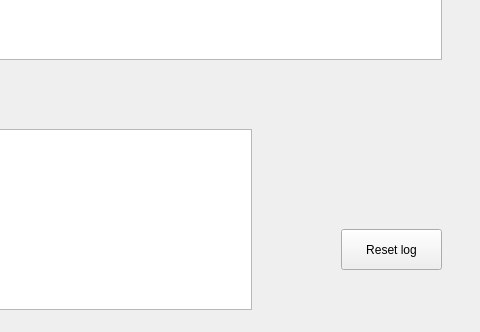
Qt form POML060_v1/stimulatorlogwindow.ui (viniltc/POML060) before a commit; both pictures show x 159 to 639 and y 261 to 593 of the 639 by 593 pixel window.
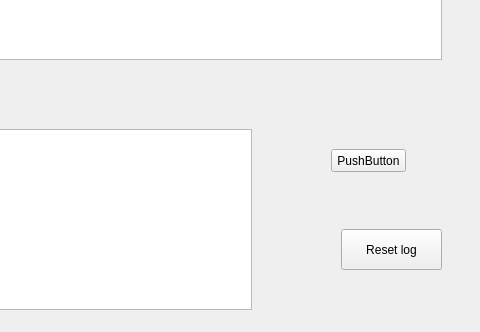
The same form after that commit.

The edit to the form file:
```diff
--- a/POML060_v1/stimulatorlogwindow.ui
+++ b/POML060_v1/stimulatorlogwindow.ui
@@ -95,6 +95,19 @@
     <string>Summary</string>
    </property>
   </widget>
+  <widget class="QPushButton" name="pushButton_2">
+   <property name="geometry">
+    <rect>
+     <x>490</x>
+     <y>410</y>
+     <width>75</width>
+     <height>23</height>
+    </rect>
+   </property>
+   <property name="text">
+    <string>PushButton</string>
+   </property>
+  </widget>
  </widget>
  <resources/>
  <connections/>
```
